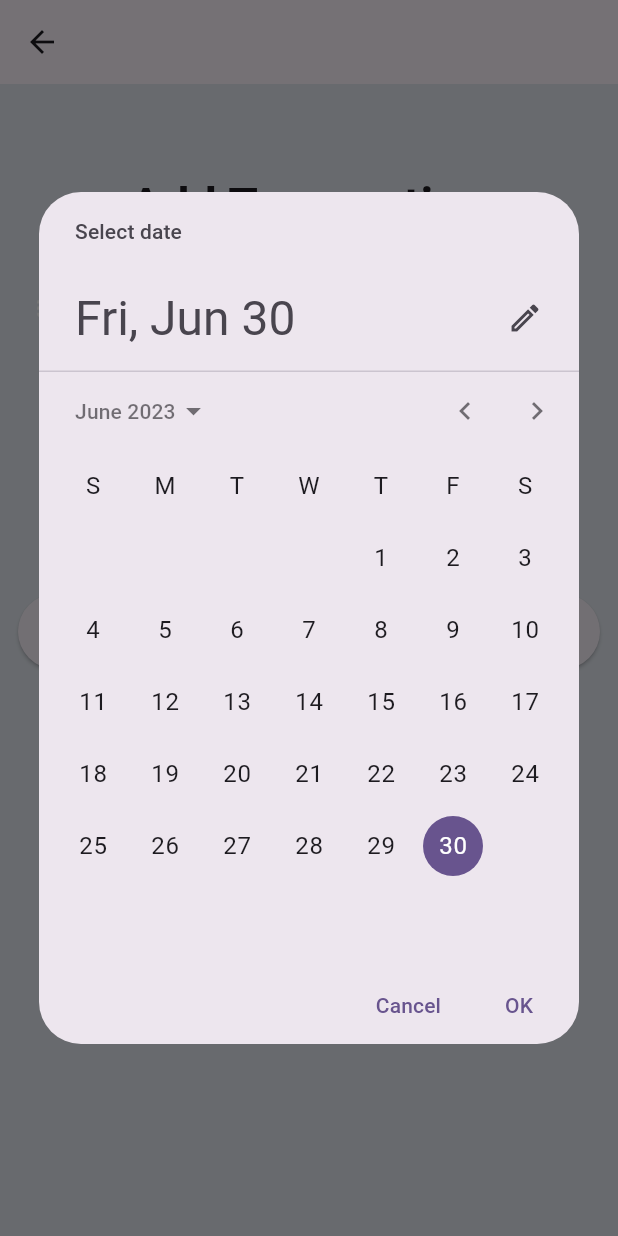
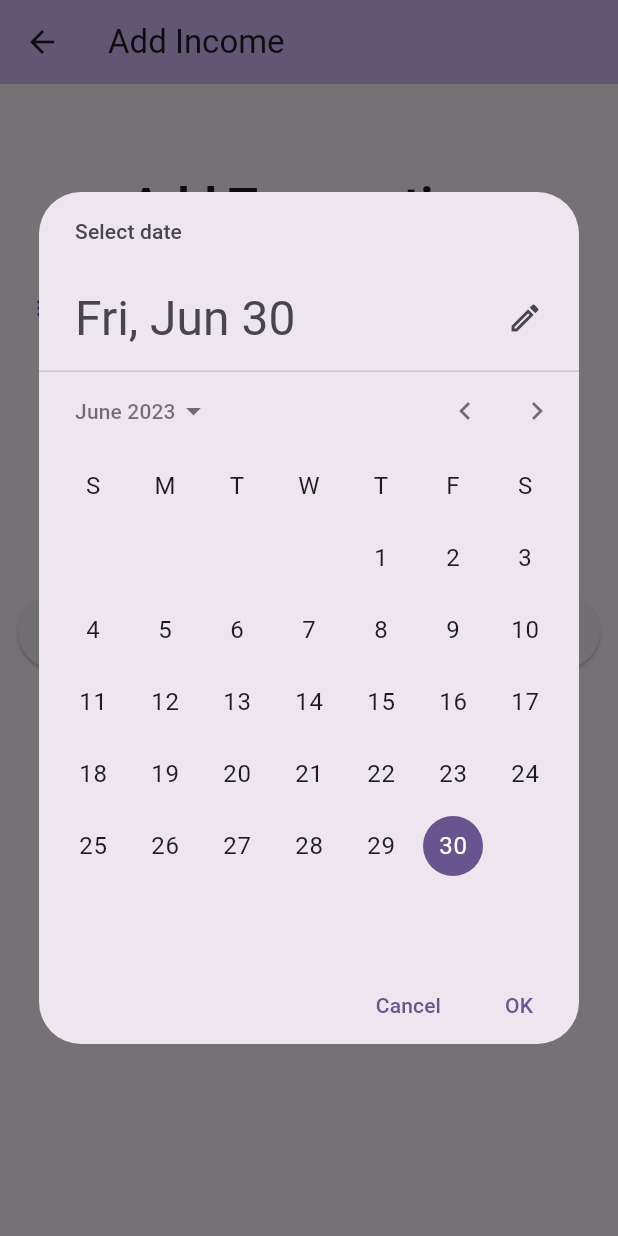
Before and after one commit to kri-sh27/Expense, a Flutter app: the TotalIncomeScreen screen opened directly, after a tap on an icon or button, on a phone screen of 412 x 824 dp. Run offline on Flutter 3.47's test engine with Material 2 defaults, Android fonts, the phone set to English and light mode, and no system bars; missing offline and left inert: chart_sparkline; network calls fail.

Commit message:
minor chnages

```diff
--- a/expense/lib/screens/totalincomeScreen.dart
+++ b/expense/lib/screens/totalincomeScreen.dart
@@ -31,7 +31,8 @@ class _TotalIncomeScreenState extends State<TotalIncomeScreen> {
     "Nov",
     "Dec"
   ];
-  Future<void> _selectDate(BuildContext context) async {
+  // for selecting date
+  Future<void> selectDate(BuildContext context) async {
     final DateTime? picked = await showDatePicker(
         context: context,
         initialDate: selectedDate,
@@ -48,10 +49,9 @@ class _TotalIncomeScreenState extends State<TotalIncomeScreen> {
   Widget build(BuildContext context) {
     return Scaffold(
       appBar: AppBar(
-          // toolbarHeight: 0.0,
-          ),
-      backgroundColor: const Color(0xffe2e7ef),
-      //
+        backgroundColor: Theme.of(context).colorScheme.inversePrimary,
+        title: Text("Add Income"),
+      ),
       body: ListView(
         padding: const EdgeInsets.all(
           12.0,
@@ -83,7 +83,7 @@ class _TotalIncomeScreenState extends State<TotalIncomeScreen> {
                 ),
                 child: const Text(
                   '\u20B9',
-                  style: TextStyle(fontSize: 24.0, color: Colors.white),
+                  style: TextStyle(fontSize: 24.0, color: Colors.deepPurple),
                 ),
               ),
               const SizedBox(
@@ -157,8 +157,7 @@ class _TotalIncomeScreenState extends State<TotalIncomeScreen> {
                 child: const Icon(
                   Icons.description,
                   size: 24.0,
-                  // color: Colors.grey[700],
-                  color: Colors.white,
+                  color: Colors.deepPurple,
                 ),
               ),
               const SizedBox(
@@ -189,7 +188,7 @@ class _TotalIncomeScreenState extends State<TotalIncomeScreen> {
             height: 50.0,
             child: TextButton(
               onPressed: () {
-                _selectDate(context);
+                selectDate(context);
 
                 // to make sure that no keyboard is shown after selecting Date
                 FocusScope.of(context).unfocus();
@@ -213,8 +212,7 @@ class _TotalIncomeScreenState extends State<TotalIncomeScreen> {
                     child: const Icon(
                       Icons.date_range,
                       size: 24.0,
-                      // color: Colors.grey[700],
-                      color: Colors.white,
+                      color: Colors.deepPurple,
                     ),
                   ),
                   const SizedBox(
@@ -303,7 +301,7 @@ class _TotalIncomeScreenState extends State<TotalIncomeScreen> {
                       Navigator.pop(
                           context); // Navigate back to the previous screen
                     } else {
-                      print('Failed to add expense');
+                      print('Failed to add Income');
                     }
                   } else {
                     ScaffoldMessenger.of(context).showSnackBar(
@@ -326,7 +324,7 @@ class _TotalIncomeScreenState extends State<TotalIncomeScreen> {
                     SnackBar(
                       backgroundColor: Colors.red[700],
                       content: const Text(
-                        "Please enter a valid amount",
+                        "Please enter a valid data",
                         style: TextStyle(
                           fontSize: 16.0,
                           color: Colors.white,
```
Also changed, not shown: expense/lib/screens/homescreen.dart (+17 -11 lines), expense/lib/screens/totalexpensescreen.dart (+11 -10 lines).
